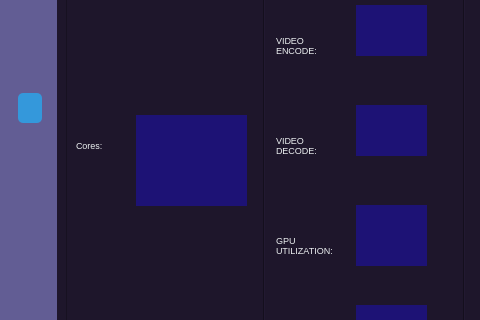
First picture: the form in generated-files/ui/new_system_monitor.ui, repository ualers/SystemMonitor---PySide2-PySide2extn, before the edit; both pictures show x 0 to 480 and y 183 to 503 of the 696 by 718 pixel window.
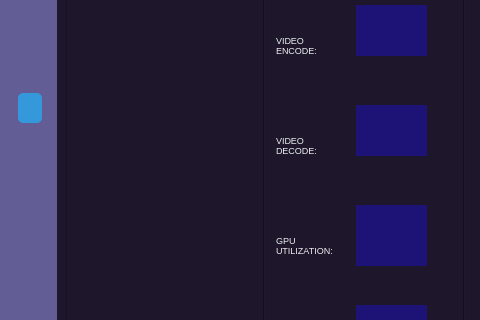
Second picture: the form after the edit. Icons and pictures are not drawn. Custom widgets are drawn as their Qt base class.

```diff
--- a/generated-files/ui/new_system_monitor.ui
+++ b/generated-files/ui/new_system_monitor.ui
@@ -373,48 +373,6 @@
             <number>69</number>
            </property>
           </widget>
-          <widget class="QLabel" name="label_CPU_3">
-           <property name="geometry">
-            <rect>
-             <x>10</x>
-             <y>300</y>
-             <width>61</width>
-             <height>20</height>
-            </rect>
-           </property>
-           <property name="sizePolicy">
-            <sizepolicy hsizetype="Minimum" vsizetype="Preferred">
-             <horstretch>0</horstretch>
-             <verstretch>0</verstretch>
-            </sizepolicy>
-           </property>
-           <property name="minimumSize">
-            <size>
-             <width>0</width>
-             <height>19</height>
-            </size>
-           </property>
-           <property name="maximumSize">
-            <size>
-             <width>16777215</width>
-             <height>20</height>
-            </size>
-           </property>
-           <property name="font">
-            <font>
-             <pointsize>7</pointsize>
-            </font>
-           </property>
-           <property name="text">
-            <string>Cores:</string>
-           </property>
-           <property name="margin">
-            <number>0</number>
-           </property>
-           <property name="indent">
-            <number>0</number>
-           </property>
-          </widget>
           <widget class="QLabel" name="label_CPU_4">
            <property name="geometry">
             <rect>
@@ -907,29 +865,6 @@
             <enum>Qt::Horizontal</enum>
            </property>
           </widget>
-          <widget class="roundProgressBar" name="widget_cpu_2" native="true">
-           <property name="geometry">
-            <rect>
-             <x>70</x>
-             <y>280</y>
-             <width>111</width>
-             <height>91</height>
-            </rect>
-           </property>
-           <property name="maximumSize">
-            <size>
-             <width>200</width>
-             <height>200</height>
-            </size>
-           </property>
-           <property name="styleSheet">
-            <string notr="true">/* Central Widget */
-QWidget {
-    background-color: #1d1275;
-}
-</string>
-           </property>
-          </widget>
           <widget class="QLabel" name="label_CPU_6">
            <property name="geometry">
             <rect>
```
Left out of the diff: 5 changed lines with no effect on the pictures.
